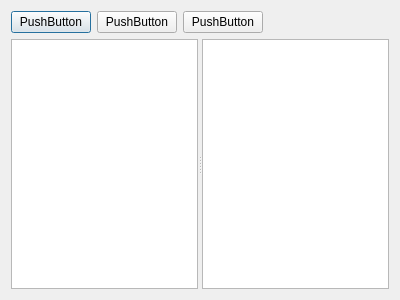
This is ui/MainWindow.ui in lazyDesertMan/Mivar as Qt 5 draws it before an edit. The edited form follows.
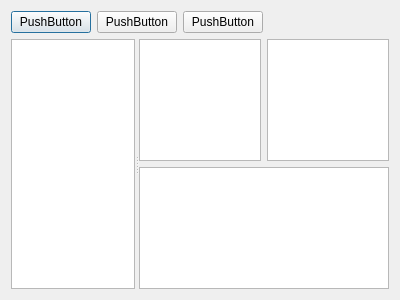
This is the edited form.

What changed in the file:
```diff
--- a/ui/MainWindow.ui
+++ b/ui/MainWindow.ui
@@ -13,7 +13,7 @@
   <property name="windowTitle">
    <string>Dialog</string>
   </property>
-  <layout class="QVBoxLayout" name="verticalLayout" stretch="0,1">
+  <layout class="QVBoxLayout" name="verticalLayout" stretch="0,0">
    <item>
     <layout class="QHBoxLayout" name="horizontalLayout" stretch="0,0,0,1">
      <item>
@@ -56,8 +56,27 @@
      <property name="childrenCollapsible">
       <bool>false</bool>
      </property>
-     <widget class="QTextBrowser" name="textBrowser"/>
-     <widget class="QTextBrowser" name="textBrowser_2"/>
+     <widget class="QTextBrowser" name="displayProject"/>
+     <widget class="QWidget" name="gridLayoutWidget">
+      <layout class="QGridLayout" name="gridLayout">
+       <item row="0" column="0">
+        <widget class="QTextBrowser" name="displayTree"/>
+       </item>
+       <item row="0" column="1">
+        <widget class="QTextBrowser" name="displayRelative"/>
+       </item>
+       <item row="1" column="0" colspan="2">
+        <widget class="QTextBrowser" name="displayErrors">
+         <property name="baseSize">
+          <size>
+           <width>250</width>
+           <height>50</height>
+          </size>
+         </property>
+        </widget>
+       </item>
+      </layout>
+     </widget>
     </widget>
    </item>
   </layout>
```
Left out of the diff: 6 changed lines with no effect on the pictures.
